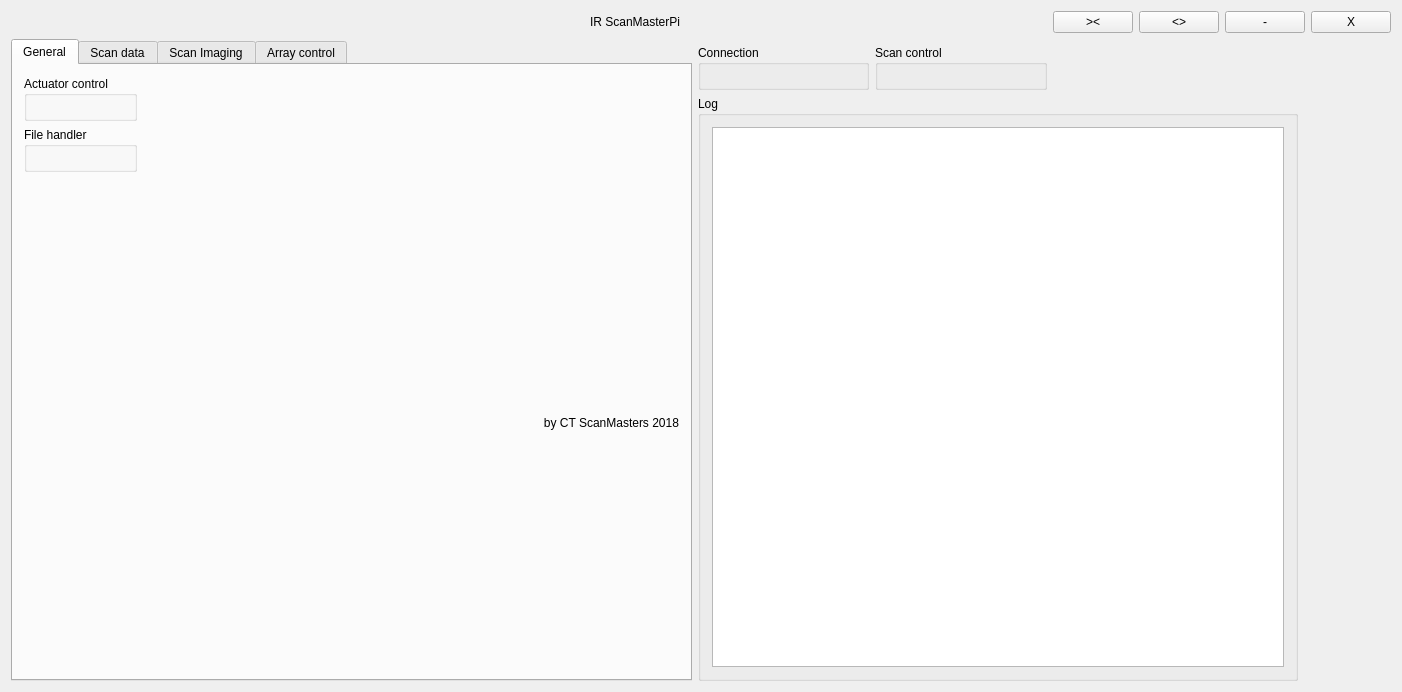
Old version of the form ScanClientGui/scanclientgui.ui in the repository CtScanMasters/ScanClient.
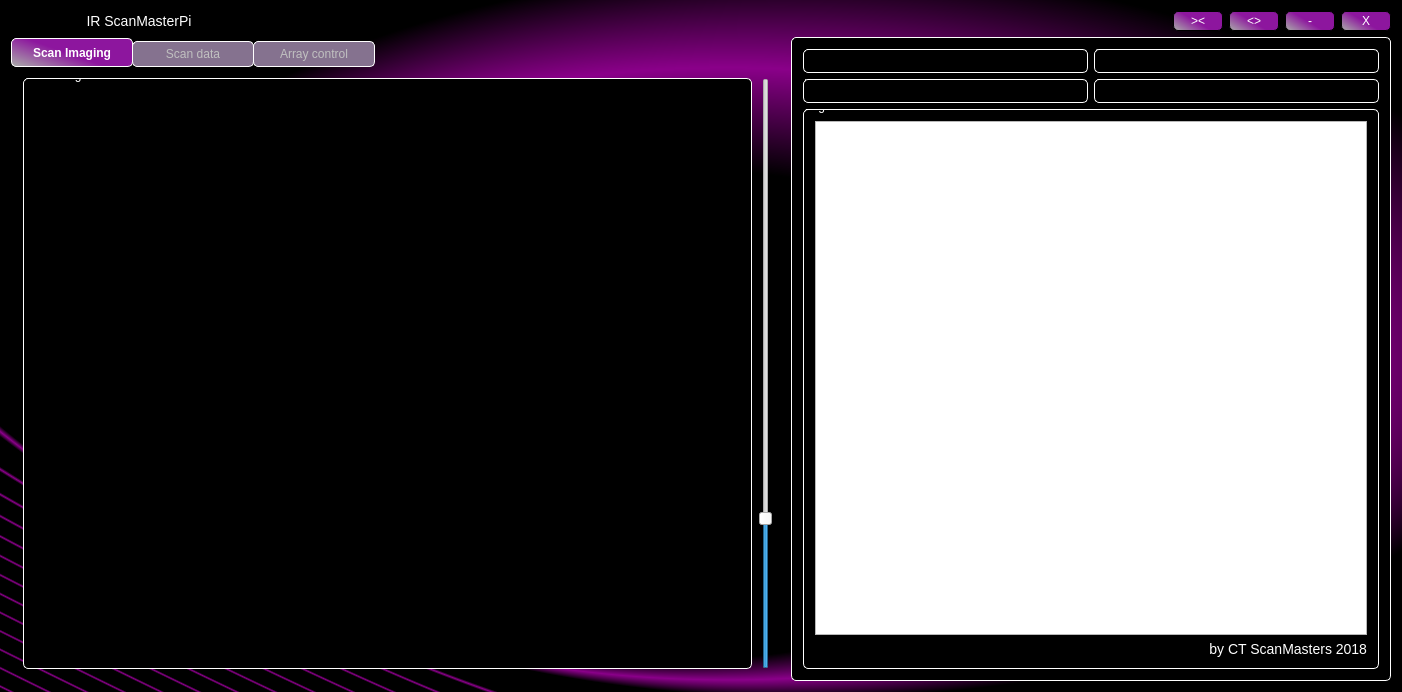
New version of the form. The open tabs and pages were chosen to show the change. Icons and pictures are not drawn. Custom widgets are drawn as their Qt base class.

```diff
--- a/ScanClientGui/scanclientgui.ui
+++ b/ScanClientGui/scanclientgui.ui
@@ -14,43 +14,173 @@
    <string>ScanClientGui</string>
   </property>
   <property name="styleSheet">
-   <string notr="true"/>
+   <string notr="true">QMainWindow{
+        background-color:qradialgradient(spread:reflect, cx:0.519, cy:0.540437, radius:0.442, fx:0.215, fy:0.848256, stop:0.808096 rgba(0, 0, 0, 255), stop:1 rgba(138, 0, 137, 255));
+}
+
+QGroupBox {
+        background-color: rgb(0, 0, 0);
+        margin-top: 2em;
+        border-radius: 5px;
+        border: 1px solid rgb(255, 255, 255);
+}
+
+QGroupBox::title {
+        background-color: transparent;
+        color:rgb(255, 255, 255);
+        padding-top: -20px;
+        margin-top: -1em;
+    font-size: 18px;
+    font-weight: bold;
+
+}
+
+QLineEdit{
+    qproperty-alignment: AlignCenter;
+        border-radius: 5px;
+        font-size: 12px;
+        font-weight: bold;
+}
+
+QLabel{
+        color: rgb(255, 255, 255);
+        font-size: 14px;
+}
+
+QPushButton{
+
+        border: 1px solid rgb(0, 0, 0);
+        border-radius: 5px;
+        background-color:qlineargradient(spread:pad, x1:1, y1:0.346591, x2:0, y2:1, stop:0.455056 rgba(141, 22, 158, 255), stop:0.983146 rgba(169, 169, 169, 255));
+        color: white;
+        min-height: 18px;
+}
+
+QPushButton:pressed {
+        border: 1px solid rgb(255, 255, 255);
+        background-color:rgb(111, 111, 111);
+}
+
+QProgressBar::chunk:horizontal {
+        background: qlineargradient(spread:pad, x1:1, y1:0.346591, x2:0, y2:1, stop:0.0730337 rgba(103, 16, 115, 255), stop:0.983146 rgba(169, 169, 169, 255));
+        border-radius: 5px;
+}
+
+QProgressBar:horizontal {
+        border: 1px white;
+        border-radius: 5px;
+        background: rgb(100, 100, 100);
+        padding: 1px;
+
+}
+
+QTabWidget::pane {
+        border-radius: 5px;
+        background: qlineargradient(spread:pad, x1:0, y1:0, x2:1, y2:0, stop:1 rgba(0, 0, 0, 0));
+        padding: 1px;
+
+}
+
+QTabWidget::tab-bar:top {
+    top: 1px;
+}
+
+QTabWidget::tab-bar:bottom {
+    bottom: 1px;
+}
+
+QTabWidget::tab-bar:left {
+    right: 1px;
+}
+
+QTabWidget::tab-bar:right {
+    left: 1px;
+}
+
+QTabBar::tab {
+    border: 1px solid black;
+        width: 100px;
+        border-radius: 5px;
+        border: 1px solid rgb(255, 255, 255);
+}
+
+QTabBar::tab:selected {
+    background: qlineargradient(spread:pad, x1:1, y1:0.346591, x2:0, y2:1, stop:0.455056 rgba(141, 22, 158, 255), stop:0.983146 rgba(169, 169, 169, 255));
+        color: rgb(255,255,255);
+        font-weight: bold;
+        border-radius: 5px;
+        border: 1px solid rgb(255, 255, 255);
+}
+
+QTabBar::tab:!selected {
+    background: rgb(133, 114, 143);
+        color: silver;
+        border-radius: 5px;
+        border: 1px solid rgb(255, 255, 255);
+}
+
+QTabBar::tab:!selected:hover {
+    background: white;
+}
+
+QTabBar::tab:top:!selected {
+    margin-top: 3px;
+}
+
+QTabBar::tab:bottom:!selected {
+    margin-bottom: 3px;
+}
+
+QTabBar::tab:top, QTabBar::tab:bottom {
+    min-width: 8ex;
+    margin-right: -1px;
+    padding: 5px 10px 5px 10px;
+}
+
+QTabBar::tab:top:selected {
+    border-bottom-color: none;
+}
+
+QTabBar::tab:bottom:selected {
+    border-top-color: none;
+}
+
+QTabBar::tab:top:last, QTabBar::tab:bottom:last,
+QTabBar::tab:top:only-one, QTabBar::tab:bottom:only-one {
+    margin-right: 0;
+}
+
+QTabBar::tab:left:!selected {
+    margin-right: 3px;
+}
+
+QTabBar::tab:right:!selected {
+    margin-left: 3px;
+}
+
+QTabBar::tab:left, QTabBar::tab:right {
+    min-height: 8ex;
+    margin-bottom: -1px;
+    padding: 10px 5px 10px 5px;
+}
+
+QTabBar::tab:left:selected {
+    border-left-color: none;
+}
+
+QTabBar::tab:right:selected {
+    border-right-color: none;
+}
+
+QTabBar::tab:left:last, QTabBar::tab:right:last,
+QTabBar::tab:left:only-one, QTabBar::tab:right:only-one {
+    margin-bottom: 0;
+}
+</string>
   </property>
   <widget class="QWidget" name="centralWidget">
-   <layout class="QGridLayout" name="gridLayout">
-    <item row="0" column="13">
-     <widget class="QPushButton" name="pushButton">
-      <property name="sizePolicy">
-       <sizepolicy hsizetype="Minimum" vsizetype="Fixed">
-        <horstretch>0</horstretch>
-        <verstretch>0</verstretch>
-       </sizepolicy>
-      </property>
-      <property name="minimumSize">
-       <size>
-        <width>30</width>
-        <height>20</height>
-       </size>
-      </property>
-      <property name="text">
-       <string>X</string>
-      </property>
-     </widget>
-    </item>
-    <item row="0" column="8">
-     <spacer name="horizontalSpacer_8">
-      <property name="orientation">
-       <enum>Qt::Horizontal</enum>
-      </property>
-      <property name="sizeHint" stdset="0">
-       <size>
-        <width>40</width>
-        <height>20</height>
-       </size>
-      </property>
-     </spacer>
-    </item>
-    <item row="0" column="5">
+   <layout class="QGridLayout" name="gridLayout_2">
+    <item row="0" column="0">
      <widget class="QLabel" name="titleLabel">
       <property name="text">
        <string>IR ScanMasterPi</string>
@@ -60,59 +190,7 @@
       </property>
      </widget>
     </item>
-    <item row="0" column="10">
-     <widget class="QPushButton" name="pushButton_4">
-      <property name="minimumSize">
-       <size>
-        <width>30</width>
-        <height>20</height>
-       </size>
-      </property>
-      <property name="text">
-       <string>&gt;&lt;</string>
-      </property>
-     </widget>
-    </item>
-    <item row="0" column="11">
-     <widget class="QPushButton" name="pushButton_3">
-      <property name="minimumSize">
-       <size>
-        <width>30</width>
-        <height>20</height>
-       </size>
-      </property>
-      <property name="text">
-       <string>&lt;&gt;</string>
-      </property>
-     </widget>
-    </item>
-    <item row="0" column="12">
-     <widget class="QPushButton" name="pushButton_2">
-      <property name="minimumSize">
-       <size>
-        <width>30</width>
-        <height>20</height>
-       </size>
-      </property>
-      <property name="text">
-       <string>-</string>
-      </property>
-     </widget>
-    </item>
-    <item row="0" column="4">
-     <spacer name="horizontalSpacer_2">
-      <property name="orientation">
-       <enum>Qt::Horizontal</enum>
-      </property>
-      <property name="sizeHint" stdset="0">
-       <size>
-        <width>40</width>
-        <height>20</height>
-       </size>
-      </property>
-     </spacer>
-    </item>
-    <item row="0" column="3">
+    <item row="0" column="1" colspan="2">
      <spacer name="horizontalSpacer_3">
       <property name="orientation">
        <enum>Qt::Horizontal</enum>
@@ -125,83 +203,7 @@
       </property>
      </spacer>
     </item>
-    <item row="0" column="0" colspan="2">
-     <spacer name="horizontalSpacer">
-      <property name="orientation">
-       <enum>Qt::Horizontal</enum>
-      </property>
-      <property name="sizeHint" stdset="0">
-       <size>
-        <width>40</width>
-        <height>20</height>
-       </size>
-      </property>
-     </spacer>
-    </item>
-    <item row="0" column="2">
-     <spacer name="horizontalSpacer_4">
-      <property name="orientation">
-       <enum>Qt::Horizontal</enum>
-      </property>
-      <property name="sizeHint" stdset="0">
-       <size>
-        <width>40</width>
-        <height>20</height>
-       </size>
-      </property>
-     </spacer>
-    </item>
-    <item row="3" column="8" colspan="6">
-     <widget class="QGroupBox" name="groupBox">
-      <property name="sizePolicy">
-       <sizepolicy hsizetype="Expanding" vsizetype="Expanding">
-        <horstretch>0</horstretch>
-        <verstretch>0</verstretch>
-       </sizepolicy>
-      </property>
-      <property name="minimumSize">
-       <size>
-        <width>600</width>
-        <height>0</height>
-       </size>
-      </property>
-      <property name="maximumSize">
-       <size>
-        <width>300</width>
-        <height>16777215</height>
-       </size>
-      </property>
-      <property name="title">
-       <string>Log</string>
-      </property>
-      <layout class="QGridLayout" name="gridLayout_9" columnstretch="0">
-       <item row="0" column="0">
-        <widget class="QPlainTextEdit" name="plainTextEdit">
-         <property name="minimumSize">
-          <size>
-           <width>500</width>
-           <height>0</height>
-          </size>
-         </property>
-        </widget>
-       </item>
-      </layout>
-     </widget>
-    </item>
-    <item row="0" column="9">
-     <spacer name="horizontalSpacer_7">
-      <property name="orientation">
-       <enum>Qt::Horizontal</enum>
-      </property>
-      <property name="sizeHint" stdset="0">
-       <size>
-        <width>40</width>
-        <height>20</height>
-       </size>
-      </property>
-     </spacer>
-    </item>
-    <item row="1" column="0" rowspan="3" colspan="8">
+    <item row="1" column="0" colspan="3">
      <widget class="QTabWidget" name="tabWidget">
       <property name="tabPosition">
        <enum>QTabWidget::North</enum>
@@ -209,132 +211,11 @@
       <property name="currentIndex">
        <number>2</number>
       </property>
-      <widget class="QWidget" name="general">
-       <attribute name="title">
-        <string>General</string>
-       </attribute>
-       <layout class="QGridLayout" name="gridLayout_2">
-        <item row="7" column="2">
-         <widget class="QLabel" name="label">
-          <property name="text">
-           <string>by CT ScanMasters 2018</string>
-          </property>
-          <property name="alignment">
-           <set>Qt::AlignRight|Qt::AlignTrailing|Qt::AlignVCenter</set>
-          </property>
-         </widget>
-        </item>
-        <item row="2" column="0">
-         <widget class="QGroupBox" name="fileHandlerBox">
-          <property name="sizePolicy">
-           <sizepolicy hsizetype="Minimum" vsizetype="Minimum">
-            <horstretch>0</horstretch>
-            <verstretch>0</verstretch>
-           </sizepolicy>
-          </property>
-          <property name="title">
-           <string>File handler</string>
-          </property>
-          <layout class="QGridLayout" name="gridLayout_3">
-           <item row="0" column="0">
-            <widget class="FileHandlerWidget" name="fileHandlerWidget" native="true"/>
-           </item>
-          </layout>
-         </widget>
-        </item>
-        <item row="1" column="0">
-         <widget class="QGroupBox" name="actuatorBox">
-          <property name="sizePolicy">
-           <sizepolicy hsizetype="Minimum" vsizetype="Minimum">
-            <horstretch>0</horstretch>
-            <verstretch>0</verstretch>
-           </sizepolicy>
-          </property>
-          <property name="title">
-           <string>Actuator control</string>
-          </property>
-          <layout class="QGridLayout" name="gridLayout_5">
-           <item row="0" column="0">
-            <widget class="ActuatorWidget" name="actuatorControlWidget" native="true"/>
-           </item>
-          </layout>
-         </widget>
-        </item>
-        <item row="7" column="0">
-         <spacer name="verticalSpacer">
-          <property name="orientation">
-           <enum>Qt::Vertical</enum>
-          </property>
-          <property name="sizeHint" stdset="0">
-           <size>
-            <width>20</width>
-            <height>40</height>
-           </size>
-          </property>
-         </spacer>
-        </item>
-        <item row="1" column="2">
-         <spacer name="horizontalSpacer_5">
-          <property name="orientation">
-           <enum>Qt::Horizontal</enum>
-          </property>
-          <property name="sizeHint" stdset="0">
-           <size>
-            <width>40</width>
-            <height>20</height>
-           </size>
-          </property>
-         </spacer>
-        </item>
-        <item row="2" column="2">
-         <spacer name="horizontalSpacer_6">
-          <property name="orientation">
-           <enum>Qt::Horizontal</enum>
-          </property>
-          <property name="sizeHint" stdset="0">
-           <size>
-            <width>40</width>
-            <height>20</height>
-           </size>
-          </property>
-         </spacer>
-        </item>
-       </layout>
-      </widget>
-      <widget class="QWidget" name="scanData">
-       <attribute name="title">
-        <string>Scan data</string>
-       </attribute>
-       <layout class="QGridLayout" name="gridLayout_7">
-        <item row="0" column="0">
-         <widget class="QGroupBox" name="scanPlot">
-          <property name="title">
-           <string>3D Scan plot</string>
-          </property>
-          <layout class="QGridLayout" name="gridLayout_8">
-           <item row="0" column="0">
-            <widget class="ScatterWidget" name="scatterPlot" native="true"/>
-           </item>
-          </layout>
-         </widget>
-        </item>
-       </layout>
-      </widget>
       <widget class="QWidget" name="scanImaging">
        <attribute name="title">
         <string>Scan Imaging</string>
        </attribute>
        <layout class="QGridLayout" name="gridLayout_10">
-        <item row="0" column="0">
-         <widget class="QLabel" name="imagingWidget">
-          <property name="text">
-           <string>IMAGE</string>
-          </property>
-          <property name="alignment">
-           <set>Qt::AlignCenter</set>
-          </property>
-         </widget>
-        </item>
         <item row="0" column="1">
          <widget class="QSlider" name="verticalSlider">
           <property name="minimum">
@@ -360,6 +241,44 @@
           </property>
          </widget>
         </item>
+        <item row="0" column="0">
+         <widget class="QGroupBox" name="groupBox_3">
+          <property name="title">
+           <string>Scan image</string>
+          </property>
+          <layout class="QGridLayout" name="gridLayout_11">
+           <item row="0" column="0">
+            <widget class="QLabel" name="imagingWidget">
+             <property name="text">
+              <string>&lt;html&gt;&lt;head/&gt;&lt;body&gt;&lt;p&gt;&lt;img src=&quot;:/ScanMaster pic.png&quot;/&gt;&lt;/p&gt;&lt;/body&gt;&lt;/html&gt;</string>
+             </property>
+             <property name="alignment">
+              <set>Qt::AlignCenter</set>
+             </property>
+            </widget>
+           </item>
+          </layout>
+         </widget>
+        </item>
+       </layout>
+      </widget>
+      <widget class="QWidget" name="scanData">
+       <attribute name="title">
+        <string>Scan data</string>
+       </attribute>
+       <layout class="QGridLayout" name="gridLayout_7">
+        <item row="0" column="0">
+         <widget class="QGroupBox" name="scanPlot">
+          <property name="title">
+           <string>3D Scan plot</string>
+          </property>
+          <layout class="QGridLayout" name="gridLayout_8">
+           <item row="0" column="0">
+            <widget class="ScatterWidget" name="scatterPlot" native="true"/>
+           </item>
+          </layout>
+         </widget>
+        </item>
        </layout>
       </widget>
       <widget class="QWidget" name="arrayControl">
@@ -369,40 +288,397 @@
       </widget>
      </widget>
     </item>
-    <item row="2" column="9">
-     <widget class="QGroupBox" name="scanBox">
+    <item row="1" column="3" colspan="5">
+     <widget class="QGroupBox" name="groupBox_2">
       <property name="sizePolicy">
-       <sizepolicy hsizetype="Minimum" vsizetype="Minimum">
+       <sizepolicy hsizetype="Minimum" vsizetype="Preferred">
         <horstretch>0</horstretch>
         <verstretch>0</verstretch>
        </sizepolicy>
       </property>
+      <property name="minimumSize">
+       <size>
+        <width>600</width>
+        <height>0</height>
+       </size>
+      </property>
+      <property name="maximumSize">
+       <size>
+        <width>500</width>
+        <height>16777215</height>
+       </size>
+      </property>
       <property name="title">
-       <string>Scan control</string>
+       <string/>
       </property>
-      <layout class="QGridLayout" name="gridLayout_4">
+      <layout class="QGridLayout" name="gridLayout">
        <item row="0" column="0">
-        <widget class="ScanWidget" name="scanControlWidget" native="true"/>
+        <widget class="QGroupBox" name="tcpBox">
+         <property name="sizePolicy">
+          <sizepolicy hsizetype="Minimum" vsizetype="Minimum">
+           <horstretch>0</horstretch>
+           <verstretch>0</verstretch>
+          </sizepolicy>
+         </property>
+         <property name="title">
+          <string>Connection</string>
+         </property>
+         <layout class="QGridLayout" name="gridLayout_6">
+          <item row="0" column="0">
+           <widget class="TcpClientWidget" name="tcpControlWidget" native="true"/>
+          </item>
+         </layout>
+        </widget>
        </item>
+       <item row="0" column="1">
+        <widget class="QGroupBox" name="fileHandlerBox">
+         <property name="sizePolicy">
+          <sizepolicy hsizetype="Minimum" vsizetype="Minimum">
+           <horstretch>0</horstretch>
+           <verstretch>0</verstretch>
+          </sizepolicy>
+         </property>
+         <property name="title">
+          <string>File handler</string>
+         </property>
+         <layout class="QGridLayout" name="gridLayout_3">
+          <item row="0" column="0">
+           <widget class="FileHandlerWidget" name="fileHandlerWidget" native="true"/>
+          </item>
+         </layout>
+        </widget>
+       </item>
+       <item row="1" column="0">
+        <widget class="QGroupBox" name="actuatorBox">
+         <property name="sizePolicy">
+          <sizepolicy hsizetype="Minimum" vsizetype="Minimum">
+           <horstretch>0</horstretch>
+           <verstretch>0</verstretch>
+          </sizepolicy>
+         </property>
+         <property name="title">
+          <string>Actuator control</string>
+         </property>
+         <layout class="QGridLayout" name="gridLayout_5">
+          <item row="0" column="0">
+           <widget class="ActuatorWidget" name="actuatorControlWidget" native="true"/>
+          </item>
+         </layout>
+        </widget>
+       </item>
+       <item row="1" column="1">
+        <widget class="QGroupBox" name="scanBox">
+         <property name="sizePolicy">
+          <sizepolicy hsizetype="Minimum" vsizetype="Minimum">
+           <horstretch>0</horstretch>
+           <verstretch>0</verstretch>
+          </sizepolicy>
+         </property>
+         <property name="title">
+          <string>Scan control</string>
+         </property>
+         <layout class="QGridLayout" name="gridLayout_4">
+          <item row="0" column="0">
+           <widget class="ScanWidget" name="scanControlWidget" native="true"/>
+          </item>
+         </layout>
+        </widget>
+       </item>
+       <item row="2" column="0" colspan="2">
+        <widget class="QGroupBox" name="groupBox">
+         <property name="sizePolicy">
+          <sizepolicy hsizetype="Minimum" vsizetype="Expanding">
+           <horstretch>0</horstretch>
+           <verstretch>0</verstretch>
+          </sizepolicy>
+         </property>
+         <property name="minimumSize">
+          <size>
+           <width>500</width>
+           <height>0</height>
+          </size>
+         </property>
+         <property name="maximumSize">
+          <size>
+           <width>16777215</width>
+           <height>16777215</height>
+          </size>
+         </property>
+         <property name="styleSheet">
+          <string notr="true">QMainWindow{
+        background-color:qradialgradient(spread:reflect, cx:0.519, cy:0.540437, radius:0.442, fx:0.215, fy:0.848256, stop:0.808096 rgba(0, 0, 0, 255), stop:1 rgba(138, 0, 137, 255));
+}
+
+QGroupBox {
+        background-color: rgb(0, 0, 0);
+        margin-top: 2em;
+        border-radius: 5px;
+        border: 1px solid rgb(255, 255, 255);
+}
+
+QGroupBox::title {
+        background-color: transparent;
+        color:rgb(255, 255, 255);
+        padding-top: -20px;
+        margin-top: -1em;
+    font-size: 18px;
+    font-weight: bold;
+
+}
+
+QLineEdit{
+    qproperty-alignment: AlignCenter;
+        border-radius: 5px;
+        font-size: 12px;
+        font-weight: bold;
+}
+
+QLabel{
+        color: rgb(255, 255, 255);
+        font-size: 14px;
+}
+
+QPushButton{
+
+        border: 1px solid rgb(0, 0, 0);
+        border-radius: 5px;
+        background-color:qlineargradient(spread:pad, x1:1, y1:0.346591, x2:0, y2:1, stop:0.455056 rgba(141, 22, 158, 255), stop:0.983146 rgba(169, 169, 169, 255));
+        color: white;
+        min-height: 18px;
+}
+
+QPushButton:pressed {
+        border: 1px solid rgb(255, 255, 255);
+        background-color:rgb(111, 111, 111);
+}
+
+QProgressBar::chunk:horizontal {
+        background: qlineargradient(spread:pad, x1:1, y1:0.346591, x2:0, y2:1, stop:0.0730337 rgba(103, 16, 115, 255), stop:0.983146 rgba(169, 169, 169, 255));
+        border-radius: 5px;
+}
+
+QProgressBar:horizontal {
+        border: 1px white;
+        border-radius: 5px;
+        background: rgb(100, 100, 100);
+        padding: 1px;
+
+}
+
+QTabWidget::pane {
+        border-radius: 5px;
+        background: qlineargradient(spread:pad, x1:0, y1:0, x2:1, y2:0, stop:1 rgba(0, 0, 0, 0));
+        padding: 1px;
+
+}
+
+QTabWidget::tab-bar:top {
+    top: 1px;
+}
+
+QTabWidget::tab-bar:bottom {
+    bottom: 1px;
+}
+
+QTabWidget::tab-bar:left {
+    right: 1px;
+}
+
+QTabWidget::tab-bar:right {
+    left: 1px;
+}
+
+QTabBar::tab {
+    border: 1px solid black;
+        width: 100px;
+        border-radius: 5px;
+        border: 1px solid rgb(255, 255, 255);
+}
+
+QTabBar::tab:selected {
+    background: qlineargradient(spread:pad, x1:1, y1:0.346591, x2:0, y2:1, stop:0.455056 rgba(141, 22, 158, 255), stop:0.983146 rgba(169, 169, 169, 255));
+        color: rgb(255,255,255);
+        font-weight: bold;
+        border-radius: 5px;
+        border: 1px solid rgb(255, 255, 255);
+}
+
+QTabBar::tab:!selected {
+    background: rgb(133, 114, 143);
+        color: silver;
+        border-radius: 5px;
+        border: 1px solid rgb(255, 255, 255);
+}
+
+QTabBar::tab:!selected:hover {
+    background: white;
+}
+
+QTabBar::tab:top:!selected {
+    margin-top: 3px;
+}
+
+QTabBar::tab:bottom:!selected {
+    margin-bottom: 3px;
+}
+
+QTabBar::tab:top, QTabBar::tab:bottom {
+    min-width: 8ex;
+    margin-right: -1px;
+    padding: 5px 10px 5px 10px;
+}
+
+QTabBar::tab:top:selected {
+    border-bottom-color: none;
+}
+
+QTabBar::tab:bottom:selected {
+    border-top-color: none;
+}
+
+QTabBar::tab:top:last, QTabBar::tab:bottom:last,
+QTabBar::tab:top:only-one, QTabBar::tab:bottom:only-one {
+    margin-right: 0;
+}
+
+QTabBar::tab:left:!selected {
+    margin-right: 3px;
+}
+
+QTabBar::tab:right:!selected {
+    margin-left: 3px;
+}
+
+QTabBar::tab:left, QTabBar::tab:right {
+    min-height: 8ex;
+    margin-bottom: -1px;
+    padding: 10px 5px 10px 5px;
+}
+
+QTabBar::tab:left:selected {
+    border-left-color: none;
+}
+
+QTabBar::tab:right:selected {
+    border-right-color: none;
+}
+
+QTabBar::tab:left:last, QTabBar::tab:right:last,
+QTabBar::tab:left:only-one, QTabBar::tab:right:only-one {
+    margin-bottom: 0;
+}
+</string>
+         </property>
+         <property name="title">
+          <string>Log</string>
+         </property>
+         <layout class="QGridLayout" name="gridLayout_9">
+          <item row="1" column="0">
+           <widget class="QLabel" name="label">
+            <property name="text">
+             <string>by CT ScanMasters 2018</string>
+            </property>
+            <property name="alignment">
+             <set>Qt::AlignRight|Qt::AlignTrailing|Qt::AlignVCenter</set>
+            </property>
+           </widget>
+          </item>
+          <item row="0" column="0">
+           <widget class="QPlainTextEdit" name="plainTextEdit">
+            <property name="minimumSize">
+             <size>
+              <width>500</width>
+              <height>0</height>
+             </size>
+            </property>
+           </widget>
+          </item>
+         </layout>
+        </widget>
+       </item>
       </layout>
      </widget>
     </item>
-    <item row="2" column="8">
-     <widget class="QGroupBox" name="tcpBox">
+    <item row="0" column="7">
+     <widget class="QPushButton" name="pushButton">
       <property name="sizePolicy">
-       <sizepolicy hsizetype="Minimum" vsizetype="Minimum">
+       <sizepolicy hsizetype="Minimum" vsizetype="Fixed">
         <horstretch>0</horstretch>
         <verstretch>0</verstretch>
        </sizepolicy>
       </property>
-      <property name="title">
-       <string>Connection</string>
+      <property name="minimumSize">
+       <size>
+        <width>30</width>
+        <height>20</height>
+       </size>
       </property>
-      <layout class="QGridLayout" name="gridLayout_6">
-       <item row="0" column="0">
-        <widget class="TcpClientWidget" name="tcpControlWidget" native="true"/>
-       </item>
-      </layout>
+      <property name="maximumSize">
+       <size>
+        <width>50</width>
+        <height>16777215</height>
+       </size>
+      </property>
+      <property name="text">
+       <string>X</string>
+      </property>
+     </widget>
+    </item>
+    <item row="0" column="6">
+     <widget class="QPushButton" name="pushButton_2">
+      <property name="minimumSize">
+       <size>
+        <width>30</width>
+        <height>20</height>
+       </size>
+      </property>
+      <property name="maximumSize">
+       <size>
+        <width>50</width>
+        <height>16777215</height>
+       </size>
+      </property>
+      <property name="text">
+       <string>-</string>
+      </property>
+     </widget>
+    </item>
+    <item row="0" column="5">
+     <widget class="QPushButton" name="pushButton_3">
+      <property name="minimumSize">
+       <size>
+        <width>30</width>
+        <height>20</height>
+       </size>
+      </property>
+      <property name="maximumSize">
+       <size>
+        <width>50</width>
+        <height>16777215</height>
+       </size>
+      </property>
+      <property name="text">
+       <string>&lt;&gt;</string>
+      </property>
+     </widget>
+    </item>
+    <item row="0" column="4">
+     <widget class="QPushButton" name="pushButton_4">
+      <property name="minimumSize">
+       <size>
+        <width>30</width>
+        <height>20</height>
+       </size>
+      </property>
+      <property name="maximumSize">
+       <size>
+        <width>50</width>
+        <height>16777215</height>
+       </size>
+      </property>
+      <property name="text">
+       <string>&gt;&lt;</string>
+      </property>
      </widget>
     </item>
    </layout>
```
Left out of the diff: 2 changed lines with no effect on the pictures.
